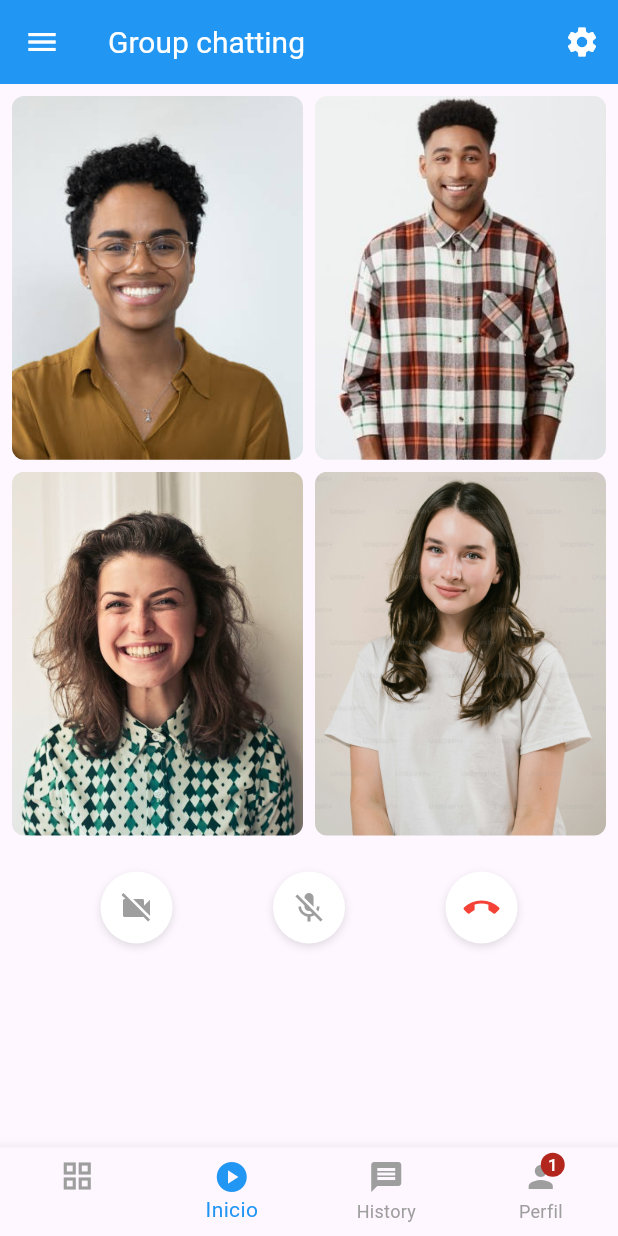
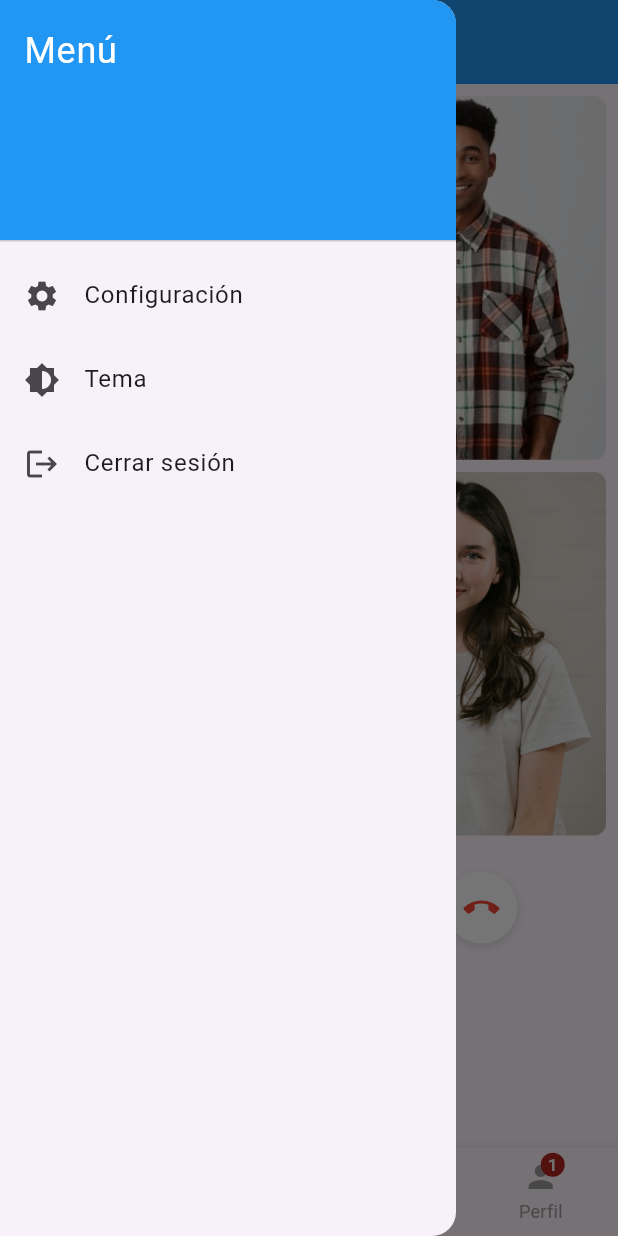
Before and after one commit to Yahir1448/proyecto2, a Flutter app: the screen it shows after launch, with the side drawer open (before the commit the screen has no drawer), on a phone screen of 412 x 824 dp. Run offline on Flutter 3.47's test engine with Material 3 defaults, Android fonts, the phone set to English and light mode, and no system bars.

Commit message:
actualizacion
se añadio la pantalla de perfil y se actualizo el drawer

```diff
--- a/lib/main.dart
+++ b/lib/main.dart
@@ -44,26 +44,68 @@ class GroupChattingScreen extends StatelessWidget {
     return Scaffold(
       appBar: AppBar(
         backgroundColor: Colors.blue,
-        leading: IconButton(
+        leading: Builder(
+          builder: (BuildContext context) {
+            return IconButton(
               icon: Icon(Icons.menu, color: Colors.white),
               onPressed: () {
-            _showAlert(context, 'Abriendo menú');
+                Scaffold.of(context).openDrawer();
+              },
+            );
           },
         ),
-        title: Text(
+        title: Column(
+          crossAxisAlignment: CrossAxisAlignment.start,
+          children: [
+            Text(
               'Group chatting',
               style: TextStyle(color: Colors.white, fontSize: 20),
             ),
-        actions: [
-          IconButton(
-            icon: Icon(Icons.settings, color: Colors.white),
-            onPressed: () {
+            Text(
+              'Chat with your friends',
+              style: TextStyle(color: Colors.white70, fontSize: 14),
+            ),
+          ],
+        ),
+      ),
+      drawer: Drawer(
+        child: ListView(
+          padding: EdgeInsets.zero,
+          children: [
+            DrawerHeader(
+              decoration: BoxDecoration(color: Colors.blue),
+              child: Text(
+                'Menú',
+                style: TextStyle(color: Colors.white, fontSize: 24),
+              ),
+            ),
+            ListTile(
+              leading: Icon(Icons.settings),
+              title: Text('Configuración'),
+              onTap: () {
+                Navigator.pop(context);
                 _showAlert(context, 'Abriendo configuración');
+              },
+            ),
+            ListTile(
+              leading: Icon(Icons.brightness_6),
+              title: Text('Tema'),
+              onTap: () {
+                Navigator.pop(context);
+                _showAlert(context, 'Cambiando tema (oscuro/claro)');
+              },
+            ),
+            ListTile(
+              leading: Icon(Icons.logout),
+              title: Text('Cerrar sesión'),
+              onTap: () {
+                Navigator.pop(context);
+                _showAlert(context, 'Cerrando sesión');
               },
             ),
           ],
         ),
-
+      ),
       body: Column(
         children: [
           Padding(
@@ -84,7 +126,6 @@ class GroupChattingScreen extends StatelessWidget {
             ),
           ),
           SizedBox(height: 16),
-
           Row(
             mainAxisAlignment: MainAxisAlignment.spaceEvenly,
             children: [
@@ -110,7 +151,6 @@ class GroupChattingScreen extends StatelessWidget {
           ),
         ],
       ),
-
       bottomNavigationBar: BottomNavigationBar(
         type: BottomNavigationBarType.fixed,
         items: [
@@ -142,7 +182,10 @@ class GroupChattingScreen extends StatelessWidget {
               _showAlert(context, 'Abriendo History');
               break;
             case 3:
-              _showAlert(context, 'Abriendo Perfil');
+              Navigator.push(
+                context,
+                MaterialPageRoute(builder: (context) => ProfileScreen()),
+              );
               break;
           }
         },
@@ -182,3 +225,59 @@ class GroupChattingScreen extends StatelessWidget {
     );
   }
 }
+
+class ProfileScreen extends StatelessWidget {
+  @override
+  Widget build(BuildContext context) {
+    return Scaffold(
+      appBar: AppBar(
+        backgroundColor: Colors.blue,
+        title: Text('Perfil', style: TextStyle(color: Colors.white)),
+      ),
+      body: Center(
+        child: Column(
+          mainAxisAlignment: MainAxisAlignment.center,
+          children: [
+            CircleAvatar(
+              radius: 50,
+              backgroundImage: AssetImage('assets/images/person1.jpg'),
+            ),
+            SizedBox(height: 16),
+            Text(
+              'Usuario',
+              style: TextStyle(fontSize: 24, fontWeight: FontWeight.bold),
+            ),
+            SizedBox(height: 8),
+            Text(
+              'usuario@ejemplo.com',
+              style: TextStyle(fontSize: 16, color: Colors.grey),
+            ),
+            SizedBox(height: 16),
+            ElevatedButton(
+              onPressed: () {
+                showDialog(
+                  context: context,
+                  builder: (BuildContext context) {
+                    return AlertDialog(
+                      title: Text('Acción'),
+                      content: Text('Editar perfil'),
+                      actions: [
+                        TextButton(
+                          child: Text('OK'),
+                          onPressed: () {
+                            Navigator.of(context).pop();
+                          },
+                        ),
+                      ],
+                    );
+                  },
+                );
+              },
+              child: Text('Editar perfil'),
+            ),
+          ],
+        ),
+      ),
+    );
+  }
+}
```
Lines whose indentation alone changed are shown as unchanged.
